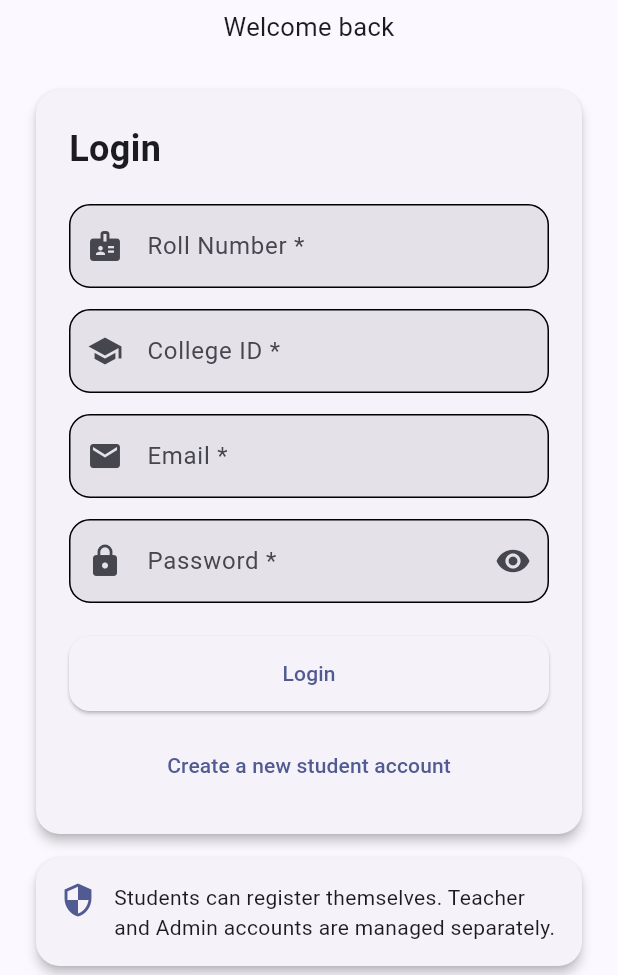
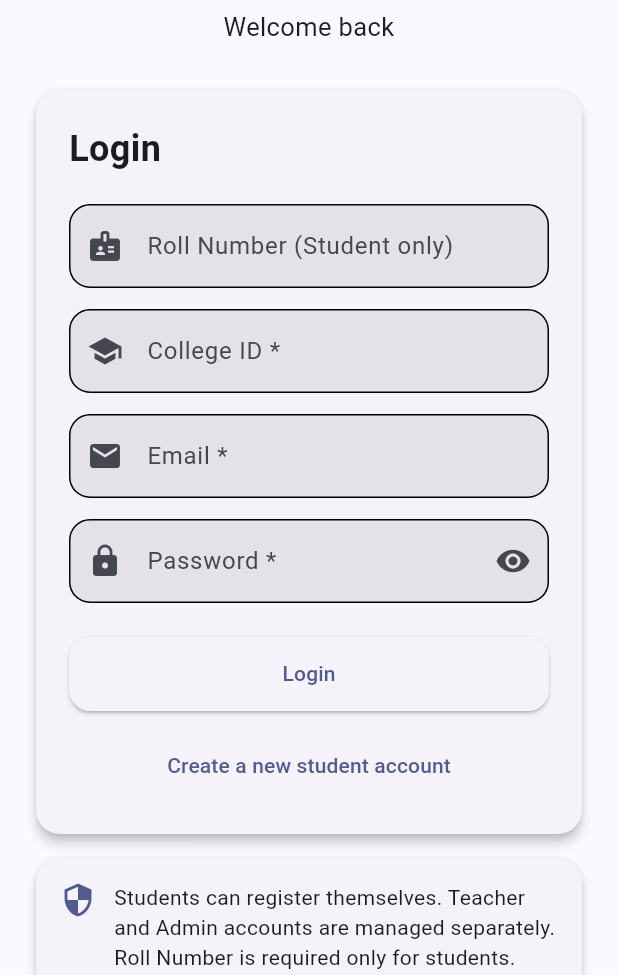
Before and after one commit to lalunishad90050-jpg/campusX, a Flutter app: the screen it shows after launch, on a phone screen of 412 x 824 dp, the part 261-1236 px from its top. Run offline on Flutter 3.47's test engine with Material 3 defaults, Android fonts, the phone set to English and light mode, and no system bars; our stand-ins replace cloud_firestore, firebase_auth, firebase_core, flutter_map, latlong2; accounts and stored records are empty.

Commit message:
Finalize role based authentication

```diff
--- a/lib/screens/auth_screen.dart
+++ b/lib/screens/auth_screen.dart
@@ -43,12 +43,14 @@ class _AuthScreenState extends State<AuthScreen> {
     final email = _emailController.text.trim();
     final password = _passwordController.text;
 
+    // Student registration
     if (!_isLogin && name.isEmpty) {
       _showMessage('Please enter your name.', isError: true);
       return;
     }
 
-    if (rollNumber.isEmpty) {
+    // Roll number is compulsory only for student registration.
+    if (!_isLogin && rollNumber.isEmpty) {
       _showMessage('Please enter your roll number.', isError: true);
       return;
     }
@@ -105,22 +107,28 @@ class _AuthScreenState extends State<AuthScreen> {
         case 'email-already-in-use':
           message = 'This email is already registered.';
           break;
+
         case 'invalid-email':
           message = 'Please enter a valid email.';
           break;
+
         case 'weak-password':
           message = 'Password is too weak.';
           break;
+
         case 'user-not-found':
           message = 'No account found with this email.';
           break;
+
         case 'wrong-password':
         case 'invalid-credential':
           message = 'Incorrect email or password.';
           break;
+
         case 'too-many-requests':
           message = 'Too many attempts. Try again later.';
           break;
+
         default:
           message = e.message ?? 'Authentication failed.';
       }
@@ -129,7 +137,7 @@ class _AuthScreenState extends State<AuthScreen> {
     } catch (e) {
       if (!mounted) return;
 
-      _showMessage(e.toString(), isError: true);
+      _showMessage(e.toString().replaceFirst('Exception: ', ''), isError: true);
     } finally {
       if (mounted) {
         setState(() {
@@ -179,6 +187,7 @@ class _AuthScreenState extends State<AuthScreen> {
     required String collegeId,
     required String rollNumber,
   }) async {
+    // First authenticate using email + password.
     final credential = await _auth.signInWithEmailAndPassword(
       email: email,
       password: password,
@@ -190,10 +199,12 @@ class _AuthScreenState extends State<AuthScreen> {
       throw Exception('Unable to login.');
     }
 
+    // Get the user's role from Firestore.
     final userDoc = await _firestore.collection('users').doc(user.uid).get();
 
     if (!userDoc.exists) {
       await _auth.signOut();
+
       throw Exception('User profile not found. Please contact admin.');
     }
 
@@ -205,18 +216,31 @@ class _AuthScreenState extends State<AuthScreen> {
 
     final role = (data['role'] ?? 'student').toString().toLowerCase();
 
+    // College ID is compulsory for everyone.
     if (savedCollegeId != collegeId) {
       await _auth.signOut();
+
       throw Exception('College ID does not match.');
+    }
+
+    // Roll number is required ONLY for students.
+    if (role == 'student') {
+      if (rollNumber.isEmpty) {
+        await _auth.signOut();
+
+        throw Exception('Roll number is required for student login.');
       }
 
       if (savedRollNumber != rollNumber) {
         await _auth.signOut();
+
         throw Exception('Roll number does not match.');
+      }
     }
 
     if (!mounted) return;
 
+    // Role-based dashboard routing.
     if (role == 'admin') {
       Navigator.pushNamedAndRemoveUntil(context, '/admin', (route) => false);
     } else if (role == 'teacher') {
@@ -229,7 +253,9 @@ class _AuthScreenState extends State<AuthScreen> {
   void _showMessage(String message, {required bool isError}) {
     if (!mounted) return;
 
-    ScaffoldMessenger.of(context).showSnackBar(
+    ScaffoldMessenger.of(context)
+      ..hideCurrentSnackBar()
+      ..showSnackBar(
         SnackBar(
           content: Text(message),
           behavior: SnackBarBehavior.floating,
@@ -261,7 +287,9 @@ class _AuthScreenState extends State<AuthScreen> {
                       color: theme.colorScheme.primary,
                     ),
                   ),
+
                   const SizedBox(height: 20),
+
                   Text(
                     'CampusX',
                     textAlign: TextAlign.center,
@@ -271,13 +299,17 @@ class _AuthScreenState extends State<AuthScreen> {
                       color: theme.colorScheme.primary,
                     ),
                   ),
+
                   const SizedBox(height: 6),
+
                   Text(
                     _isLogin ? 'Welcome back' : 'Create your student account',
                     textAlign: TextAlign.center,
                     style: const TextStyle(fontSize: 17),
                   ),
+
                   const SizedBox(height: 30),
+
                   Card(
                     child: Padding(
                       padding: const EdgeInsets.all(22),
@@ -291,6 +323,7 @@ class _AuthScreenState extends State<AuthScreen> {
                               fontWeight: FontWeight.bold,
                             ),
                           ),
+
                           const SizedBox(height: 20),
 
                           if (!_isLogin) ...[
@@ -302,9 +335,13 @@ class _AuthScreenState extends State<AuthScreen> {
                                 prefixIcon: Icon(Icons.person),
                               ),
                             ),
+
                             const SizedBox(height: 14),
                           ],
 
+                          // Roll Number is shown ONLY on
+                          // student registration.
+                          if (!_isLogin) ...[
                             TextField(
                               controller: _rollNumberController,
                               keyboardType: TextInputType.text,
@@ -314,7 +351,27 @@ class _AuthScreenState extends State<AuthScreen> {
                                 prefixIcon: Icon(Icons.badge),
                               ),
                             ),
+
                             const SizedBox(height: 14),
+                          ],
+
+                          // On login, we keep the roll number
+                          // field visible because the app does
+                          // not know the user's role until after
+                          // Firebase authentication.
+                          if (_isLogin) ...[
+                            TextField(
+                              controller: _rollNumberController,
+                              keyboardType: TextInputType.text,
+                              decoration: const InputDecoration(
+                                labelText: 'Roll Number (Student only)',
+                                hintText: 'Leave empty for Teacher/Admin',
+                                prefixIcon: Icon(Icons.badge),
+                              ),
+                            ),
+
+                            const SizedBox(height: 14),
+                          ],
 
                           TextField(
                             controller: _collegeIdController,
@@ -325,6 +382,7 @@ class _AuthScreenState extends State<AuthScreen> {
                               prefixIcon: Icon(Icons.school),
                             ),
                           ),
+
                           const SizedBox(height: 14),
 
                           TextField(
@@ -335,6 +393,7 @@ class _AuthScreenState extends State<AuthScreen> {
                               prefixIcon: Icon(Icons.email),
                             ),
                           ),
+
                           const SizedBox(height: 14),
 
                           TextField(
@@ -360,6 +419,7 @@ class _AuthScreenState extends State<AuthScreen> {
 
                           if (!_isLogin) ...[
                             const SizedBox(height: 14),
+
                             TextField(
                               controller: _confirmPasswordController,
                               obscureText: _obscureConfirmPassword,
@@ -410,6 +470,8 @@ class _AuthScreenState extends State<AuthScreen> {
                                 : () {
                                     setState(() {
                                       _isLogin = !_isLogin;
+
+                                      _rollNumberController.clear();
                                     });
                                   },
                             child: Text(
@@ -422,7 +484,9 @@ class _AuthScreenState extends State<AuthScreen> {
                       ),
                     ),
                   ),
+
                   const SizedBox(height: 16),
+
                   Card(
                     child: Padding(
                       padding: const EdgeInsets.all(16),
@@ -436,7 +500,9 @@ class _AuthScreenState extends State<AuthScreen> {
                           const SizedBox(width: 12),
                           const Expanded(
                             child: Text(
-                              'Students can register themselves. Teacher and Admin accounts are managed separately.',
+                              'Students can register themselves. '
+                              'Teacher and Admin accounts are managed separately. '
+                              'Roll Number is required only for students.',
                             ),
                           ),
                         ],
```
Lines whose indentation alone changed are shown as unchanged.
